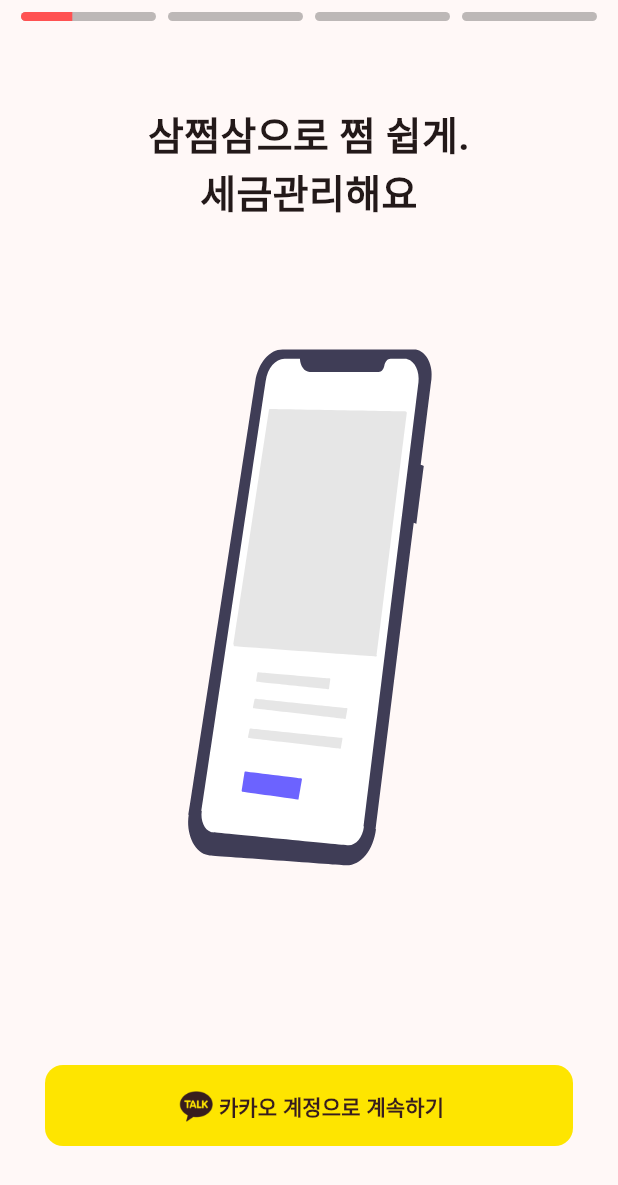
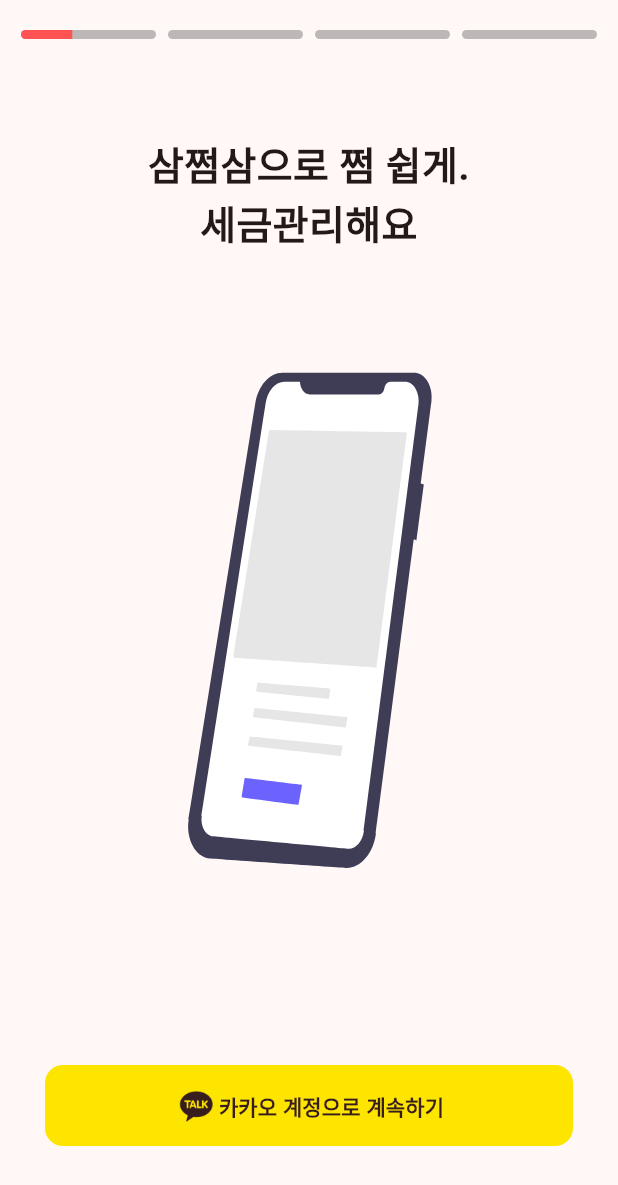
Before and after one commit to azqazq195/car-action, a Flutter app: the OnBoardScreen screen opened directly, on a phone screen of 412 x 824 dp. Shown: the top 1185 px of the screen. Run offline on Flutter 3.47's test engine with Material 2 defaults, Android fonts, the phone set to English and light mode, and no system bars; drawn by our look-alikes of carousel_slider; our stand-ins replace lottie; statements that could not run were skipped.

Commit message:
refactor: 파일 이름 변경, ProgressBar margin 수정

```diff
--- a/frontend/lib/on_board/on_boarding_screen.dart
+++ b/frontend/lib/on_board/on_board_screen.dart
@@ -64,7 +64,7 @@ class _OnBoardScreenState extends State<OnBoardScreen>
         child: Column(
           children: [
             Padding(
-              padding: const EdgeInsets.symmetric(horizontal: 10, vertical: 8),
+              padding: const EdgeInsets.symmetric(horizontal: 10, vertical: 20),
               child: ProgressBar(
                 progressController: _progressController,
                 length: onBoardData.length,
```
